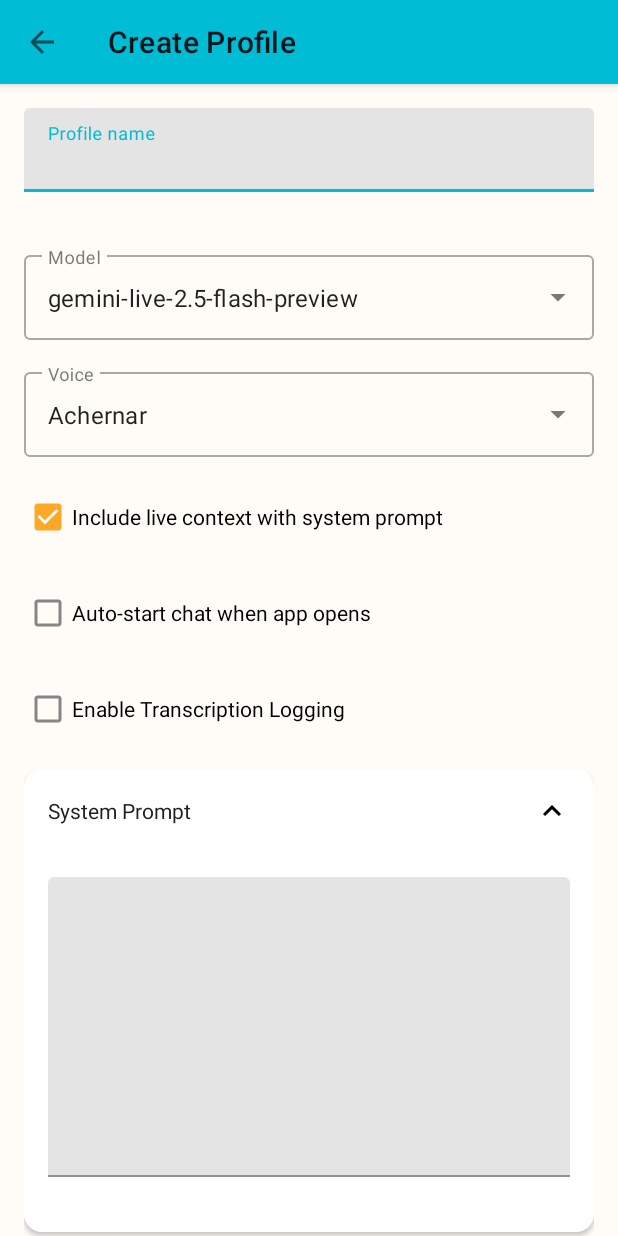
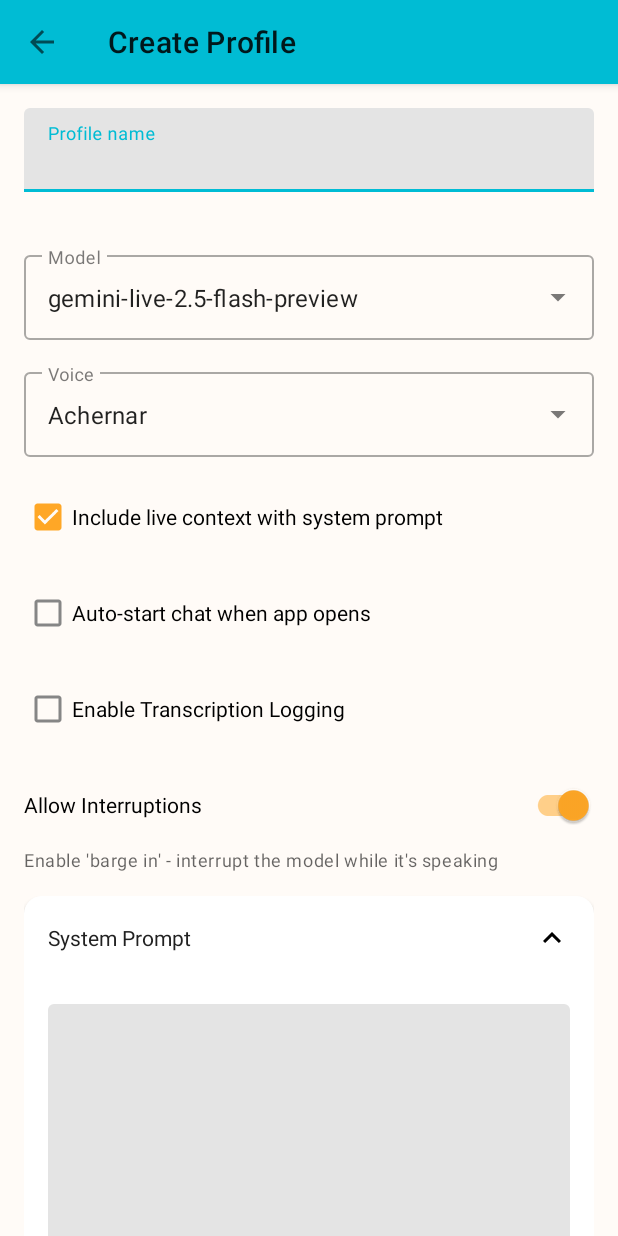
Before and after one commit to mrsheepuk/ha-live, an Android app: the ProfileEditorActivity screen opened directly, with no data from a screen before it, on a phone screen of 412 x 824 dp. Run offline under Robolectric (Android 15) with nearby library versions, the phone set to English and light mode, and no system bars; libraries missing offline, so code that uses them is left out: okhttp3.sse; 3 statements that could not run were skipped.

Commit message:
Add interruptable profile option for Gemini (#38)
* Add interruptable profile option to control voice interruptions

Adds a new profile-level setting to control whether the model allows
"barge in" interruptions during conversation. This feature is supported
by both conversation providers (Firebase SDK and Direct API).

Changes:
- Add `interruptable: Boolean` field to Profile model (defaults to true)
- Update ConversationService interface with interruptable parameter
- Implement interruption control in FirebaseConversationService
  via enableInterruptions parameter
- Implement interruption control in DirectConversationService via
  RealtimeInputConfig.activityHandling (NO_INTERRUPTION when disabled)
- Add protocol support for RealtimeInputConfig in Direct API
- Add UI switch in ProfileEditorActivity for user control
- Flow interruptable setting from Profile through SessionPreparer
  to conversation services

Default behavior: true (allows interruptions, maintains current UX)
User can disable per-profile for more traditional assistant experience

Fixes type mismatch: ProfileEditorActivity now correctly declares
interruptableSwitch as SwitchMaterial (matching XML layout)

* Fix build errors: remove default parameter values from override functions

Kotlin does not allow overriding functions to specify default values.
The default value for interruptable parameter remains in the
ConversationService interface definition only.

---------

Co-authored-by: Claude <noreply@anthropic.com>

```diff
--- a/app/app/src/main/java/uk/co/mrsheep/halive/core/SystemPromptConfig.kt
+++ b/app/app/src/main/java/uk/co/mrsheep/halive/core/SystemPromptConfig.kt
@@ -45,6 +45,7 @@ You are currently speaking with User.
     const val DEFAULT_VOICE = "Aoede"
     const val DEFAULT_INCLUDE_LIVE_CONTEXT = true
     const val DEFAULT_ENABLE_TRANSCRIPTION = false
+    const val DEFAULT_INTERRUPTABLE = true
 
     private fun getPrefs(context: Context): SharedPreferences {
         return context.getSharedPreferences(PREFS_NAME, Context.MODE_PRIVATE)
--- a/app/app/src/main/java/uk/co/mrsheep/halive/services/SessionPreparer.kt
+++ b/app/app/src/main/java/uk/co/mrsheep/halive/services/SessionPreparer.kt
@@ -127,7 +127,8 @@ class SessionPreparer(
                 model,
                 voice,
                 toolExecutor,
-                transcriptor
+                transcriptor,
+                interruptable = profile?.interruptable ?: true
             )
 
         } catch (e: Exception) {
--- a/app/app/src/main/java/uk/co/mrsheep/halive/services/conversation/ConversationService.kt
+++ b/app/app/src/main/java/uk/co/mrsheep/halive/services/conversation/ConversationService.kt
@@ -25,6 +25,7 @@ interface ConversationService {
      * @param systemPrompt System instructions for the AI
      * @param modelName Model to use (e.g., "gemini-2.0-flash-exp")
      * @param voiceName Voice to use (e.g., "Aoede")
+     * @param interruptable Whether the conversation can be interrupted by the user
      */
     suspend fun initialize(
         tools: List<McpTool>,
@@ -32,7 +33,8 @@ interface ConversationService {
         modelName: String,
         voiceName: String,
         toolExecutor: ToolExecutor,
-        transcriptor: ((String?, String?, Boolean) -> Unit)? = null
+        transcriptor: ((String?, String?, Boolean) -> Unit)? = null,
+        interruptable: Boolean = true
     )
 
     /**
--- a/app/app/src/main/java/uk/co/mrsheep/halive/services/geminidirect/DirectConversationService.kt
+++ b/app/app/src/main/java/uk/co/mrsheep/halive/services/geminidirect/DirectConversationService.kt
@@ -43,6 +43,7 @@ class DirectConversationService(private val context: Context) :
     private var voiceName: String? = null
     private var toolExecutor: ToolExecutor? = null
     private var transcriptor: ((String?, String?, Boolean) -> Unit)? = null
+    private var interruptable: Boolean = true
 
     private val json = Json {
         encodeDefaults = true
@@ -67,7 +68,8 @@ class DirectConversationService(private val context: Context) :
         modelName: String,
         voiceName: String,
         toolExecutor: ToolExecutor,
-        transcriptor: ((String?, String?, Boolean) -> Unit)?
+        transcriptor: ((String?, String?, Boolean) -> Unit)?,
+        interruptable: Boolean
     ) {
         try {
             Log.d(TAG, "Initializing DirectConversationService with ${tools.size} tools")
@@ -81,6 +83,7 @@ class DirectConversationService(private val context: Context) :
             this.systemPrompt = systemPrompt
             this.modelName = modelName
             this.voiceName = voiceName
+            this.interruptable = interruptable
 
             Log.d(
                 TAG,
@@ -128,6 +131,7 @@ class DirectConversationService(private val context: Context) :
                 systemPrompt = systemPrompt ?: "",
                 tools = toolDeclarations ?: emptyList(),
                 voiceName = voiceName ?: "Aoede",
+                interruptable = interruptable,
                 onToolCall = protocolToolCallHandler,
                 onTranscription = transcriptor
             )
--- a/app/app/src/main/java/uk/co/mrsheep/halive/ui/ProfileEditorActivity.kt
+++ b/app/app/src/main/java/uk/co/mrsheep/halive/ui/ProfileEditorActivity.kt
@@ -27,6 +27,7 @@ import androidx.recyclerview.widget.LinearLayoutManager
 import androidx.recyclerview.widget.RecyclerView
 import com.google.android.material.card.MaterialCardView
 import com.google.android.material.checkbox.MaterialCheckBox
+import com.google.android.material.switchmaterial.SwitchMaterial
 import com.google.android.material.textfield.TextInputEditText
 import com.google.android.material.textfield.TextInputLayout
 import uk.co.mrsheep.halive.R
@@ -89,6 +90,7 @@ class ProfileEditorActivity : AppCompatActivity(), AppLogger {
     private lateinit var includeLiveContextCheckbox: MaterialCheckBox
     private lateinit var enableTranscriptionCheckbox: MaterialCheckBox
     private lateinit var autoStartChatCheckbox: MaterialCheckBox
+    private lateinit var interruptableSwitch: SwitchMaterial
 
     // Tool Filtering UI components
     private lateinit var toolFilterModeGroup: RadioGroup
@@ -243,6 +245,7 @@ class ProfileEditorActivity : AppCompatActivity(), AppLogger {
         includeLiveContextCheckbox = findViewById(R.id.includeLiveContextCheckbox)
         enableTranscriptionCheckbox = findViewById(R.id.enableTranscriptionCheckbox)
         autoStartChatCheckbox = findViewById(R.id.autoStartChatCheckbox)
+        interruptableSwitch = findViewById(R.id.interruptableSwitch)
 
         // Tool Filtering UI
         toolFilterModeGroup = findViewById(R.id.toolFilterModeGroup)
@@ -303,9 +306,10 @@ class ProfileEditorActivity : AppCompatActivity(), AppLogger {
             val includeLiveContext = includeLiveContextCheckbox.isChecked
             val enableTranscription = enableTranscriptionCheckbox.isChecked
             val autoStartChat = autoStartChatCheckbox.isChecked
+            val interruptable = interruptableSwitch.isChecked
             viewModel.saveProfile(
                 name, prompt, personality, backgroundInfo, initialMessageToAgent,
-                model, voice, includeLiveContext, enableTranscription, autoStartChat, currentToolFilterMode,
+                model, voice, includeLiveContext, enableTranscription, autoStartChat, interruptable, currentToolFilterMode,
                 selectedToolNames.toSet(), editingProfileId
             )
         }
@@ -406,6 +410,7 @@ class ProfileEditorActivity : AppCompatActivity(), AppLogger {
                 includeLiveContextCheckbox.isChecked = state.profile.includeLiveContext
                 enableTranscriptionCheckbox.isChecked = state.profile.enableTranscription
                 autoStartChatCheckbox.isChecked = state.profile.autoStartChat
+                interruptableSwitch.isChecked = state.profile.interruptable
 
                 // Restore tool filter settings
                 currentToolFilterMode = state.profile.toolFilterMode
@@ -554,6 +559,7 @@ class ProfileEditorActivity : AppCompatActivity(), AppLogger {
             includeLiveContext = includeLiveContextCheckbox.isChecked,
             enableTranscription = enableTranscriptionCheckbox.isChecked,
             autoStartChat = false, // Irrelevant for testing
+            interruptable = interruptableSwitch.isChecked,
             toolFilterMode = currentToolFilterMode,
             selectedToolNames = selectedToolNames.toSet()
         )
@@ -683,6 +689,7 @@ class ProfileEditorActivity : AppCompatActivity(), AppLogger {
         includeLiveContextCheckbox.isEnabled = enabled
         enableTranscriptionCheckbox.isEnabled = enabled
         autoStartChatCheckbox.isEnabled = enabled
+        interruptableSwitch.isEnabled = enabled
         radioAllTools.isEnabled = enabled
         radioSelectedTools.isEnabled = enabled
         toolSearchBox.isEnabled = enabled
--- a/app/app/src/main/java/uk/co/mrsheep/halive/ui/ProfileEditorViewModel.kt
+++ b/app/app/src/main/java/uk/co/mrsheep/halive/ui/ProfileEditorViewModel.kt
@@ -62,6 +62,7 @@ class ProfileEditorViewModel(application: Application) : AndroidViewModel(applic
      * @param includeLiveContext Whether to include live context with system prompt
      * @param enableTranscription Whether to enable transcription display
      * @param autoStartChat Whether to auto-start chat when app opens
+     * @param interruptable Whether the conversation is interruptable
      * @param toolFilterMode Whether to use all tools or only selected tools
      * @param selectedToolNames Set of tool names to use if in SELECTED mode
      * @param existingId The ID of existing profile (null for create)
@@ -77,6 +78,7 @@ class ProfileEditorViewModel(application: Application) : AndroidViewModel(applic
         includeLiveContext: Boolean,
         enableTranscription: Boolean,
         autoStartChat: Boolean,
+        interruptable: Boolean,
         toolFilterMode: ToolFilterMode,
         selectedToolNames: Set<String>,
         existingId: String?
@@ -109,6 +111,7 @@ class ProfileEditorViewModel(application: Application) : AndroidViewModel(applic
                         includeLiveContext = includeLiveContext,
                         enableTranscription = enableTranscription,
                         autoStartChat = autoStartChat,
+                        interruptable = interruptable,
                         initialMessageToAgent = initialMessageToAgent,
                         toolFilterMode = toolFilterMode,
                         selectedToolNames = selectedToolNames
@@ -127,6 +130,7 @@ class ProfileEditorViewModel(application: Application) : AndroidViewModel(applic
                         includeLiveContext = includeLiveContext,
                         enableTranscription = enableTranscription,
                         autoStartChat = autoStartChat,
+                        interruptable = interruptable,
                         initialMessageToAgent = initialMessageToAgent,
                         toolFilterMode = toolFilterMode,
                         selectedToolNames = selectedToolNames,
--- a/app/app/src/main/res/layout/activity_profile_editor.xml
+++ b/app/app/src/main/res/layout/activity_profile_editor.xml
@@ -111,6 +111,23 @@
             android:text="Enable Transcription Logging"
             android:checked="false"
             android:layout_marginBottom="16dp" />
+
+        <!-- Allow Interruptions Switch -->
+        <com.google.android.material.switchmaterial.SwitchMaterial
+            android:id="@+id/interruptableSwitch"
+            android:layout_width="match_parent"
+            android:layout_height="wrap_content"
+            android:layout_marginBottom="4dp"
+            android:text="Allow Interruptions"
+            android:checked="true" />
+
+        <TextView
+            android:layout_width="match_parent"
+            android:layout_height="wrap_content"
+            android:layout_marginBottom="16dp"
+            android:text="Enable 'barge in' - interrupt the model while it's speaking"
+            android:textAppearance="?attr/textAppearanceCaption"
+            android:textColor="?android:attr/textColorSecondary" />
 
         <!-- System Prompt Expansion Panel -->
         <com.google.android.material.card.MaterialCardView
```
Also changed, not shown: app/app/src/main/java/uk/co/mrsheep/halive/core/Profile.kt (+5 -2 lines), app/app/src/main/java/uk/co/mrsheep/halive/services/geminidirect/GeminiLiveSession.kt (+7 -0 lines), app/app/src/main/java/uk/co/mrsheep/halive/services/geminidirect/protocol/ClientMessages.kt (+8 -0 lines), app/app/src/main/java/uk/co/mrsheep/halive/services/geminifirebase/FirebaseConversationService.kt (+5 -3 lines).
